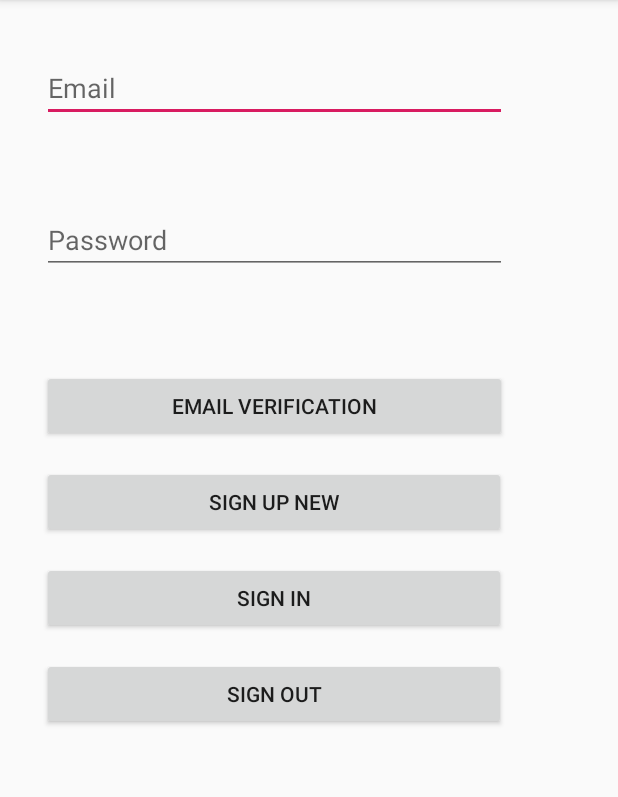
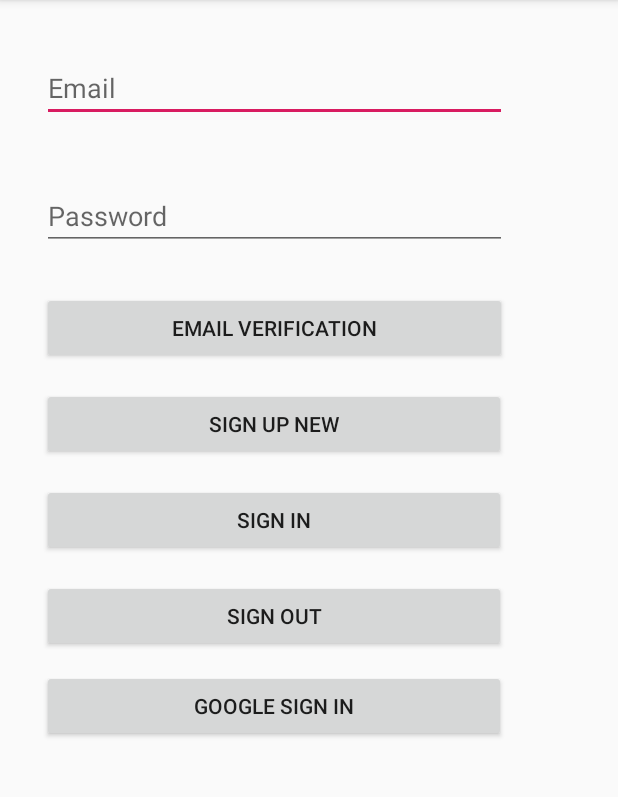
Before and after one commit to Avishka0303/Android_Firebase_authontication, an Android app: the screen it shows after launch (MainActivity), on a phone screen of 412 x 824 dp, the part 84-881 px from its top. Run offline under Robolectric (Android 15) with nearby library versions, the phone set to English and light mode, and no system bars; our stand-ins replace Firebase (no records; nobody signed in at launch, a user with empty details on screens opened directly).

Commit message:
Google Sign in is completed

```diff
--- a/app/build.gradle
+++ b/app/build.gradle
@@ -28,6 +28,6 @@ dependencies {
     androidTestImplementation 'com.android.support.test.espresso:espresso-core:3.0.2'
     implementation 'com.google.firebase:firebase-core:16.0.1'
     implementation 'com.google.firebase:firebase-auth:16.0.1'
-
+    implementation 'com.google.android.gms:play-services-auth:15.0.1'
 }
 apply plugin: 'com.google.gms.google-services'
--- a/app/src/main/res/layout/activity_information.xml
+++ b/app/src/main/res/layout/activity_information.xml
@@ -7,7 +7,7 @@
     tools:context=".InformationActivity">
 
     <Button
-        android:id="@+id/button"
+        android:id="@+id/signOutBtn"
         android:layout_width="wrap_content"
         android:layout_height="wrap_content"
         android:layout_marginEnd="8dp"
@@ -117,6 +117,6 @@
         android:layout_marginTop="25dp"
         app:layout_constraintStart_toStartOf="parent"
         app:layout_constraintTop_toBottomOf="@+id/textView8"
-        app:srcCompat="@drawable/common_full_open_on_phone" />
+        tools:srcCompat="@tools:sample/avatars[0]" />
 
 </android.support.constraint.ConstraintLayout>
--- a/app/src/main/res/layout/activity_main.xml
+++ b/app/src/main/res/layout/activity_main.xml
@@ -23,7 +23,7 @@
         android:layout_width="310sp"
         android:layout_height="wrap_content"
         android:layout_marginStart="28dp"
-        android:layout_marginTop="56dp"
+        android:layout_marginTop="40dp"
         android:ems="10"
         android:hint="Password"
         android:inputType="textPassword"
@@ -35,7 +35,7 @@
         android:layout_width="310sp"
         android:layout_height="wrap_content"
         android:layout_marginStart="28dp"
-        android:layout_marginTop="64dp"
+        android:layout_marginTop="28dp"
         android:text="Email Verification"
         app:layout_constraintStart_toStartOf="parent"
         app:layout_constraintTop_toBottomOf="@+id/passF" />
@@ -69,4 +69,14 @@
         android:text="Sign out"
         app:layout_constraintStart_toStartOf="parent"
         app:layout_constraintTop_toBottomOf="@+id/signInbtn" />
+
+    <Button
+        android:id="@+id/gsignbtn"
+        android:layout_width="309dp"
+        android:layout_height="wrap_content"
+        android:layout_marginStart="28dp"
+        android:layout_marginTop="12dp"
+        android:text="Google Sign In"
+        app:layout_constraintStart_toStartOf="parent"
+        app:layout_constraintTop_toBottomOf="@+id/signOutbtn" />
 </android.support.constraint.ConstraintLayout>
```
Also changed, not shown: app/src/main/java/com/example/predatorx21/fireemailauth/InformationActivity.java (+44 -15 lines), app/src/main/java/com/example/predatorx21/fireemailauth/MainActivity.java (+77 -0 lines).
